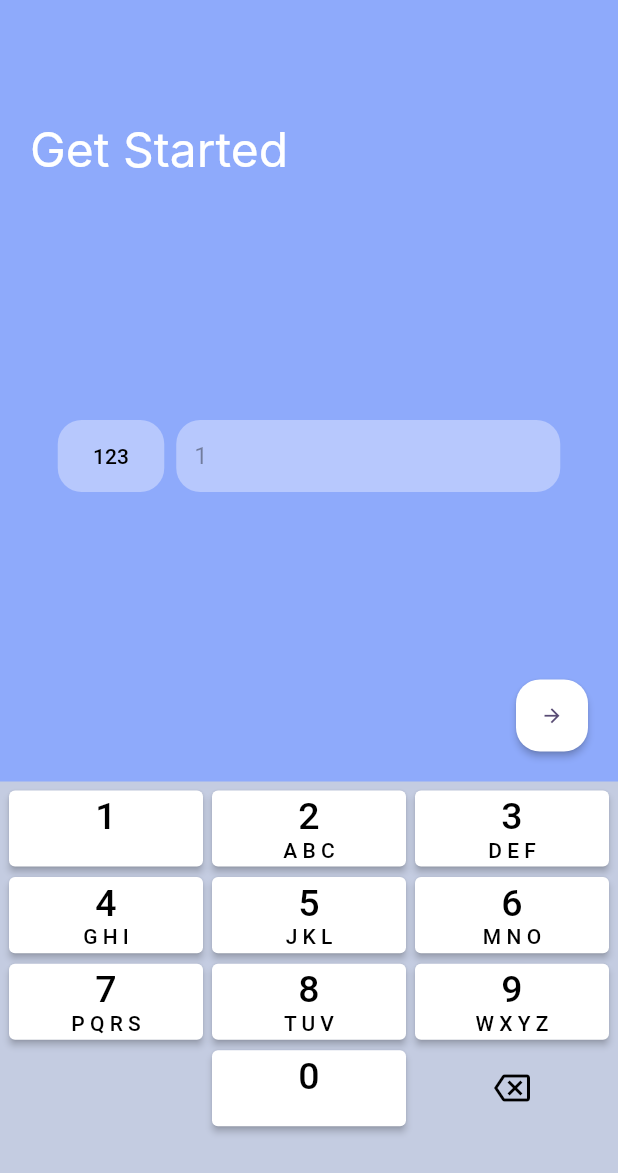
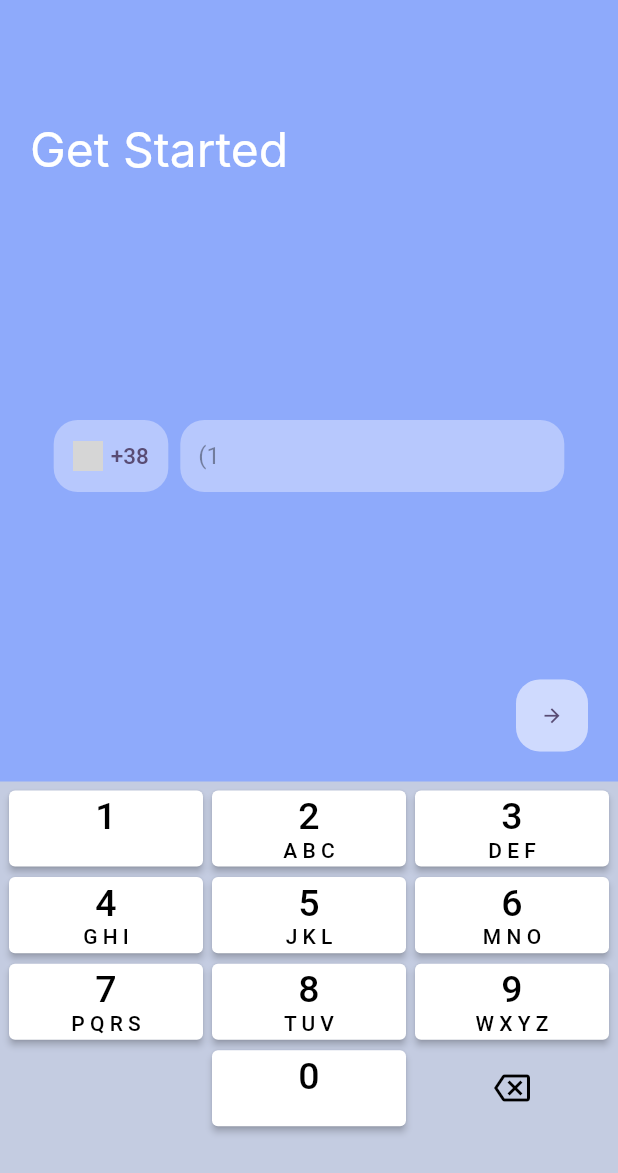
Before and after one commit to AlexThunder2000/Phone-Input-With-Mask, a Flutter app: the screen it shows after launch, after a tap on an icon or button, on a phone screen of 412 x 824 dp. Shown: the top 1173 px of the screen. Run offline on Flutter 3.47's test engine with Material 2 defaults, Android fonts, the phone set to English and light mode, and no system bars; missing offline and left inert: light_modal_bottom_sheet; network calls fail; Roboto replaces fonts that are missing (Inter); grey boxes are pictures that could not be loaded.

Commit message:
init commit

```diff
--- a/lib/keyboard.dart
+++ b/lib/keyboard.dart
@@ -1,34 +1,35 @@
 import 'package:flutter/material.dart';
-import 'keyboardButton.dart';
+import 'keyboard_button.dart';
 
 class Keyboard extends StatelessWidget {
-  Keyboard(this._textController, {Key? key}) : super(key: key);
+  const Keyboard(this._textController, this.changeController, {Key? key})
+      : super(key: key);
 
   final TextEditingController _textController;
-
+  final Function(String) changeController;
   @override
   Widget build(BuildContext context) {
     return Expanded(
       child: Container(
-        padding: EdgeInsets.all(6),
-        color: Color.fromRGBO(210, 213, 219, 0.8),
+        padding: const EdgeInsets.all(6),
+        color: const Color.fromRGBO(210, 213, 219, 0.8),
         child: GridView.count(
           crossAxisCount: 3,
           childAspectRatio: 2.55,
           crossAxisSpacing: 6,
           mainAxisSpacing: 7,
           children: [
-            KeyboardButton('1', '', _textController),
-            KeyboardButton('2', 'A B C', _textController),
-            KeyboardButton('3', 'D E F', _textController),
-            KeyboardButton('4', 'G H I', _textController),
-            KeyboardButton('5', 'J K L', _textController),
-            KeyboardButton('6', 'M N O', _textController),
-            KeyboardButton('7', 'P Q R S', _textController),
-            KeyboardButton('8', 'T U V', _textController),
-            KeyboardButton('9', 'W X Y Z', _textController),
-            SizedBox.shrink(),
-            KeyboardButton('0', '', _textController),
+            KeyboardButton('1', '', changeController),
+            KeyboardButton('2', 'A B C', changeController),
+            KeyboardButton('3', 'D E F', changeController),
+            KeyboardButton('4', 'G H I', changeController),
+            KeyboardButton('5', 'J K L', changeController),
+            KeyboardButton('6', 'M N O', changeController),
+            KeyboardButton('7', 'P Q R S', changeController),
+            KeyboardButton('8', 'T U V', changeController),
+            KeyboardButton('9', 'W X Y Z', changeController),
+            const SizedBox.shrink(),
+            KeyboardButton('0', '', changeController),
             TextButton(
               onPressed: () {
                 if (_textController.text.isNotEmpty) {
@@ -39,7 +40,7 @@ class Keyboard extends StatelessWidget {
               onLongPress: () {
                 _textController.text = '';
               },
-              child: Icon(Icons.backspace_outlined),
+              child: const Icon(Icons.backspace_outlined),
             ),
           ],
         ),
--- a/lib/keyboardButton.dart
+++ b/lib/keyboard_button.dart
@@ -1,13 +1,13 @@
 import 'package:flutter/material.dart';
 
 class KeyboardButton extends StatefulWidget {
-  KeyboardButton(this.keyNumber, this.keyLetters, this._textController,
+  const KeyboardButton(this.keyNumber, this.keyLetters, this.changeController,
       {Key? key})
       : super(key: key);
 
-  String keyNumber;
-  String keyLetters;
-  final TextEditingController _textController;
+  final String keyNumber;
+  final String keyLetters;
+  final Function(String) changeController;
   @override
   State<KeyboardButton> createState() => _KeyboardButtonState();
 }
@@ -17,8 +17,7 @@ class _KeyboardButtonState extends State<KeyboardButton> {
   Widget build(BuildContext context) {
     return ElevatedButton(
       onPressed: () {
-        widget._textController.text =
-            widget._textController.text + widget.keyNumber;
+        widget.changeController(widget.keyNumber);
       },
       child: Column(
         mainAxisAlignment: MainAxisAlignment.center,
--- a/lib/main.dart
+++ b/lib/main.dart
@@ -1,6 +1,6 @@
 import 'package:flutter/material.dart';
-import 'mainPage.dart';
-import 'themeData.dart';
+import 'main_screen.dart';
+import 'theme_data.dart';
 
 void main() {
   runApp(const MyApp());
@@ -18,7 +18,7 @@ class _MyAppState extends State<MyApp> {
   Widget build(BuildContext context) {
     return MaterialApp(
       theme: myThemeData(),
-      home: MainPage(),
+      home: const MainPage(),
     );
   }
 }
--- a/lib/mainPage.dart
+++ b/lib/main_screen.dart
@@ -1,7 +1,9 @@
 import 'package:flutter/material.dart';
 import 'package:light_modal_bottom_sheet/light_modal_bottom_sheet.dart';
+
+import 'theme_data.dart';
 import 'keyboard.dart';
-import 'modalPopup.dart';
+import 'modal_popup.dart';
 
 class MainPage extends StatefulWidget {
   const MainPage({super.key});
@@ -12,6 +14,42 @@ class MainPage extends StatefulWidget {
 
 class _MainPageState extends State<MainPage> {
   final TextEditingController _textController = TextEditingController();
+  String countryCallingCode = '38';
+  String countryFlag = 'https://flagcdn.com/w320/ua.png';
+
+  void changeCountry(selectedCountryFlag, selectedCountryCallingCode) {
+    setState(() {
+      countryCallingCode = selectedCountryCallingCode;
+      countryFlag = selectedCountryFlag;
+    });
+  }
+
+  void changeController(keyNumber) {
+    final currentValue = _textController.text;
+    String maskedValue = '';
+    if (currentValue.length >= 14) {
+      return;
+    }
+    final digitsOnly = RegExp(r'\d+');
+    final currentValueDigits =
+        digitsOnly.allMatches(currentValue).map((m) => m.group(0)).join();
+    final newValueDigits = currentValueDigits + keyNumber;
+
+    for (var i = 0; i < newValueDigits.length; i++) {
+      if (i == 0) {
+        maskedValue += '(${newValueDigits[i]}';
+      } else if (i == 2) {
+        maskedValue += '${newValueDigits[i]}) ';
+      } else if (i == 5) {
+        maskedValue += '${newValueDigits[i]}-';
+      } else {
+        maskedValue += newValueDigits[i];
+      }
+    }
+    setState(() {
+      _textController.text = maskedValue;
+    });
+  }
 
   @override
   Widget build(BuildContext context) {
@@ -39,22 +77,34 @@ class _MainPageState extends State<MainPage> {
                 mainAxisAlignment: MainAxisAlignment.center,
                 children: [
                   Container(
-                    width: 71,
-                    height: 48,
-                    decoration: BoxDecoration(
-                      color: Color.fromRGBO(244, 245, 255, 0.4),
-                      borderRadius: BorderRadius.circular(16),
-                    ),
+                    decoration: customBoxDecoration(),
                     child: TextButton(
-                      child: Text("123"),
+                      child: Padding(
+                        padding: const EdgeInsets.all(5),
+                        child: Row(
+                          children: [
+                            Image.network(
+                              countryFlag.toString(),
+                              height: 20,
+                              width: 20,
+                            ),
+                            const SizedBox(width: 5),
+                            Text(
+                              '+$countryCallingCode',
+                              style: const TextStyle(
+                                  color: Color(0xFF594C74), fontSize: 15),
+                            ),
+                          ],
+                        ),
+                      ),
                       onPressed: () {
                         showBarModalBottomSheet(
                           topControl: Container(),
                           expand: false,
                           enableDrag: true,
                           context: context,
-                          backgroundColor: Color(0xFF8EAAFB),
-                          builder: (context) => ModalPopup(),
+                          backgroundColor: const Color(0xFF8EAAFB),
+                          builder: (context) => ModalPopup(changeCountry),
                         );
                       },
                     ),
@@ -63,12 +113,14 @@ class _MainPageState extends State<MainPage> {
                   Container(
                     width: 256,
                     height: 48,
-                    decoration: BoxDecoration(
-                      color: Color.fromRGBO(244, 245, 255, 0.4),
-                      borderRadius: BorderRadius.circular(16),
-                    ),
+                    decoration: customBoxDecoration(),
                     child: TextField(
                       controller: _textController,
+                      onChanged: (text) {
+                        setState(() {
+                          _textController;
+                        });
+                      },
                       enabled: false,
                       decoration: const InputDecoration(
                         hintText: 'Your phone number',
@@ -87,13 +139,11 @@ class _MainPageState extends State<MainPage> {
               child: Container(
                 width: 48,
                 height: 48,
-                decoration: BoxDecoration(
-                  borderRadius: BorderRadius.circular(20),
-                ),
+                decoration: customBoxDecoration(),
                 child: ElevatedButton(
-                  onPressed: _textController.text.length < 10
+                  onPressed: _textController.text.length == 14
                       ? () {
-                          print('tap');
+                          print('+$countryCallingCode ${_textController.text}');
                         }
                       : null,
                   style: ButtonStyle(
@@ -120,7 +170,7 @@ class _MainPageState extends State<MainPage> {
                 ),
               ),
             ),
-            Keyboard(_textController),
+            Keyboard(_textController, changeController),
           ],
         ),
       ),
--- a/lib/themeData.dart
+++ b/lib/theme_data.dart
@@ -28,7 +28,7 @@ ThemeData myThemeData() {
 
 BoxDecoration customBoxDecoration() {
   return BoxDecoration(
-    color: Color.fromRGBO(244, 245, 255, 0.4),
+    color: const Color.fromRGBO(244, 245, 255, 0.4),
     borderRadius: BorderRadius.circular(16),
   );
 }
--- a/pubspec.yaml
+++ b/pubspec.yaml
@@ -13,6 +13,7 @@ dependencies:
   cupertino_icons: ^1.0.2
   light_modal_bottom_sheet: ^0.0.05
   http: ^0.13.5
+  mask_text_input_formatter: ^2.4.0
 
 dev_dependencies:
   flutter_test:
```
Also changed, not shown: lib/countryList.dart (deleted, +0 -85 lines), lib/country_list.dart (added, +91 -0 lines), lib/modal_popup.dart (renamed from lib/modalPopup.dart, +10 -13 lines), lib/country_data_api.dart (renamed from lib/countryDataAPI.dart), pubspec.lock.
